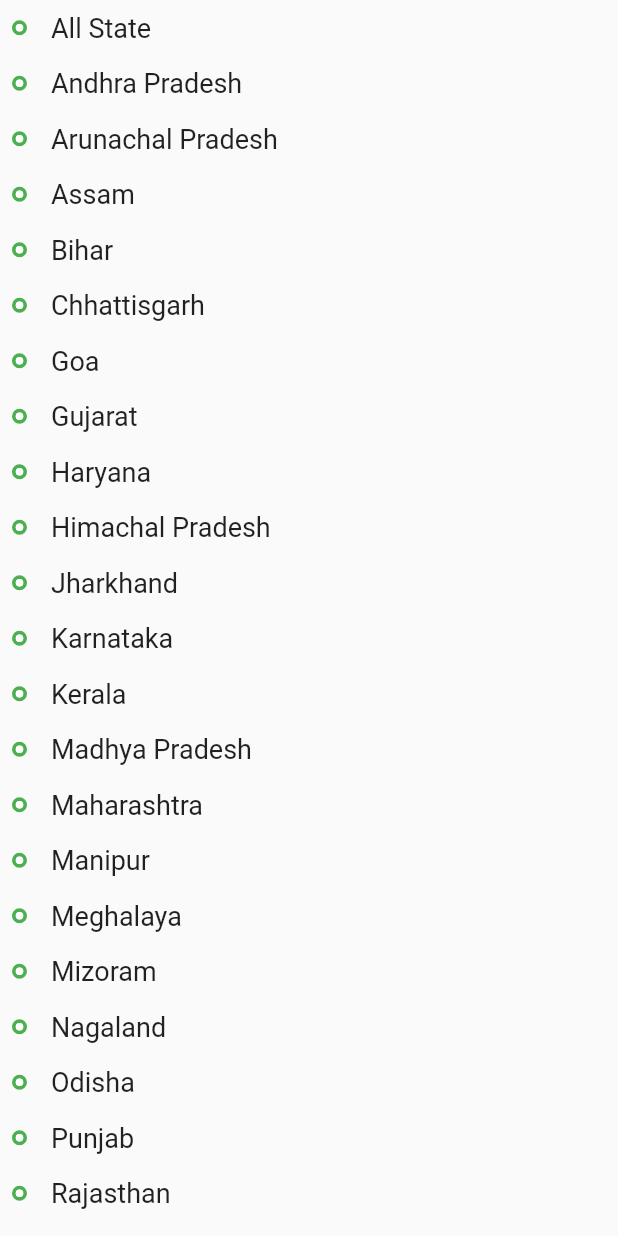
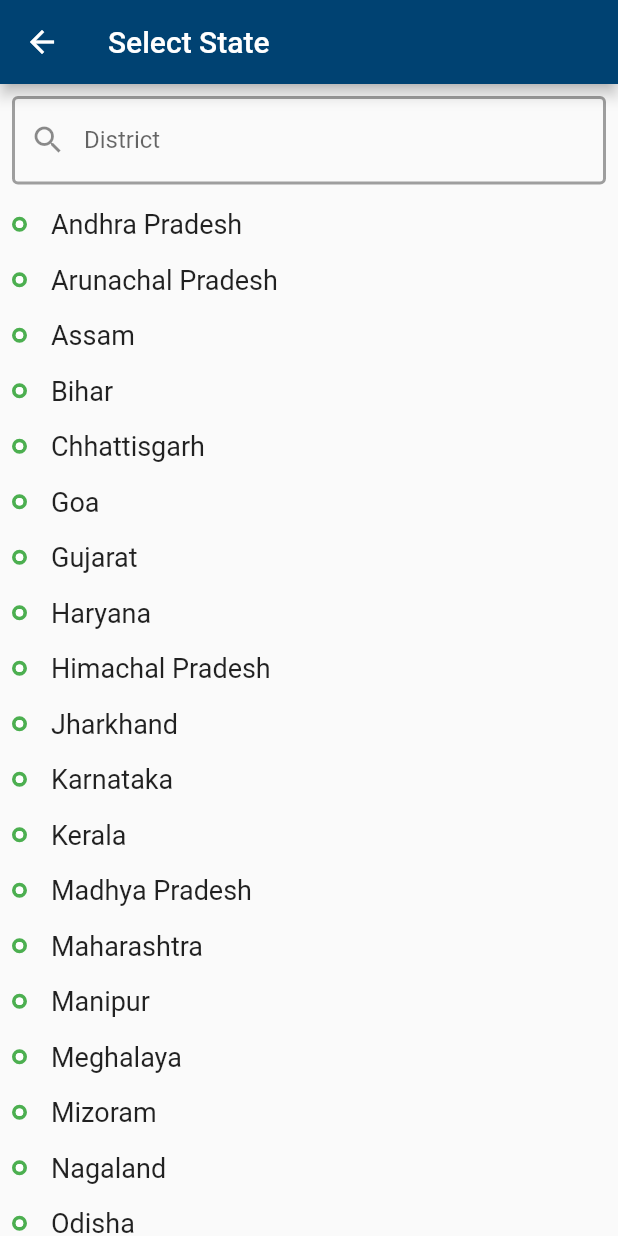
Before and after one commit to Immortal1900/covidbit, a Flutter app: the Covid19Status screen opened directly, after a tap on the "arrow drop down" icon, on a phone screen of 412 x 824 dp. Run offline on Flutter 3.47's test engine with Material 2 defaults, Android fonts, the phone set to English and light mode, and no system bars; our stand-ins replace cloud_firestore, dio, firebase_auth, fl_chart, flutter_svg; missing offline and left inert: flutter_sparkline; accounts and stored records are empty; network calls fail; project files that could hold a hidden picture were left out.

Commit message:
update choice

```diff
--- a/lib/CovidStatus/choiceOptions.dart
+++ /dev/null
@@ -1,57 +0,0 @@
-import 'package:flutter/material.dart';
-class ChoiceOption extends StatefulWidget {
-  @override
-  _ChoiceOptionState createState() => _ChoiceOptionState();
-}
-
-class _ChoiceOptionState extends State<ChoiceOption> {
-  List<String> stateNames=["All State","Andhra Pradesh","Arunachal Pradesh",'Assam',"Bihar","Chhattisgarh","Goa","Gujarat","Haryana","Himachal Pradesh","Jharkhand","Karnataka","Kerala","Madhya Pradesh","Maharashtra","Manipur","Meghalaya","Mizoram","Nagaland","Odisha","Punjab","Rajasthan","Sikkim","Tamil Nadu","Telangana","Tripura","Uttar Pradesh","Uttarakhand","West Bengal"];
-
-  @override
-  Widget build(BuildContext context) {
-    return Scaffold(
-      body: Container(
-      child: ListView.builder(
-          shrinkWrap: true,
-          itemCount: stateNames.length,
-          itemBuilder: (context, index) {
-            return GestureDetector(
-              child: Row(
-                mainAxisAlignment: MainAxisAlignment.start,
-                children: <Widget>[
-                  Padding(
-                    padding: const EdgeInsets.all(8.0),
-                    child: Container(
-                      decoration: BoxDecoration(
-                        borderRadius: BorderRadius.circular(5),
-                        border: Border.all(color: Colors.green,width: 2.5 ),
-                      ),
-                      child: CircleAvatar(
-                        radius: 2.5,
-                        backgroundColor: Colors.white,
-
-                      ),
-                    ),
-                  ),
-                  Padding(
-                    padding: const EdgeInsets.all(8.0),
-                    child: Text(stateNames[index],
-                      style: TextStyle(
-                          fontSize: 18.0
-                      ),
-
-                    ),
-                  ),
-                ],
-              ),
-              onTap: (){
-                print(stateNames[index]);
-                Navigator.of(context).pop();
-              },
-            );
-          }
-
-      ),),
-    );
-  }
-}
--- /dev/null
+++ b/lib/CovidStatus/choiceState.dart
@@ -0,0 +1,130 @@
+
+import 'package:flutter/material.dart';
+class ChoiceState extends StatefulWidget {
+
+  @override
+  _ChoiceStateState createState() => _ChoiceStateState();
+}
+
+class _ChoiceStateState extends State<ChoiceState> {
+  List<String> stateNames=["Andhra Pradesh","Arunachal Pradesh",'Assam',"Bihar","Chhattisgarh","Goa","Gujarat","Haryana","Himachal Pradesh","Jharkhand","Karnataka","Kerala","Madhya Pradesh","Maharashtra","Manipur","Meghalaya","Mizoram","Nagaland","Odisha","Punjab","Rajasthan","Sikkim","Tamil Nadu","Telangana","Tripura","Uttar Pradesh","Uttarakhand","West Bengal"];
+  List<String>stateiteam=[];
+  int stateListCount;
+  @override
+  void initState() {
+    // TODO: implement initState
+    stateiteam.addAll(stateNames);
+    stateListCount=stateiteam.length;
+    super.initState();
+  }
+
+  @override
+  Widget build(BuildContext context) {
+    return Scaffold(
+      appBar: AppBar(
+        title: Text("Select State"),
+        backgroundColor: Color(0xFF004272),
+      ),
+      body: Container(
+      child: Column(
+        children: <Widget>[
+          Padding(
+            padding: const EdgeInsets.all(8.0),
+            child: TextField(
+              //controller: _distController,
+              onChanged: (value) {
+                searchdistlist(value);
+              },
+              //controller: editingController,
+              decoration: InputDecoration(
+                prefixIcon: Icon(Icons.search),
+                enabledBorder: OutlineInputBorder(
+                  borderSide: BorderSide(color: Colors.grey, width: 2.0),
+                ),
+                focusedBorder: OutlineInputBorder(
+                  borderSide: BorderSide(color: Colors.blue, width: 2.0),
+                ),
+
+                labelText: "District",
+                hintText: "Enter State Name",
+              ),
+
+            ),
+          ),
+          Expanded(
+            child: ListView.builder(
+                shrinkWrap: true,
+                itemCount: stateListCount,
+                itemBuilder: (context, index) {
+                  return GestureDetector(
+                    child: Row(
+                      mainAxisAlignment: MainAxisAlignment.start,
+                      children: <Widget>[
+                        Padding(
+                          padding: const EdgeInsets.all(8.0),
+                          child: Container(
+                            decoration: BoxDecoration(
+                              borderRadius: BorderRadius.circular(5),
+                              border: Border.all(color: Colors.green,width: 2.5 ),
+                            ),
+                            child: CircleAvatar(
+                              radius: 2.5,
+                              backgroundColor: Colors.white,
+
+                            ),
+                          ),
+                        ),
+                        Padding(
+                          padding: const EdgeInsets.all(8.0),
+                          child: Text(stateiteam[index],
+                            style: TextStyle(
+                                fontSize: 18.0
+                            ),
+
+                          ),
+                        ),
+                      ],
+                    ),
+                    onTap: (){
+                      print(stateiteam[index]);
+                      Navigator.of(context).pop();
+                    },
+                  );
+                }
+
+            ),
+          ),
+        ],
+      ),),
+    );
+  }
+
+  void searchdistlist(String query) {
+    String takequery= query.isNotEmpty?('${query[0].toUpperCase()}${query.substring(1)}'):null;
+    print(takequery);
+    List<String> dummydistList = [];
+    dummydistList.addAll(stateNames);
+    if (query.isNotEmpty) {
+      print("enter");
+      List<String> dummyDistData = [];
+      dummydistList.forEach((item) {
+        if (item.contains(takequery)) {
+          dummyDistData.add(item);
+        }
+      });
+      setState(() {
+        stateiteam.clear();
+        stateiteam.addAll(dummyDistData);
+        stateListCount=stateiteam.length;
+      });
+      return;
+    } else {
+      setState(() {
+        print("notEnter");
+        stateiteam.clear();
+        stateiteam.addAll(stateNames);
+        stateListCount=dummydistList.length;
+      });
+    }
+  }
+}
--- a/lib/CovidStatus/covidStatus.dart
+++ b/lib/CovidStatus/covidStatus.dart
@@ -1,16 +1,14 @@
-import 'package:covid19bitdurg/CovidStatus/choiceOptions.dart';
+import 'package:covid19bitdurg/CovidStatus/choiceDistrict.dart';
+import 'package:covid19bitdurg/CovidStatus/choiceState.dart';
 import 'package:fl_chart/fl_chart.dart';
 import 'package:flutter/material.dart';
 import 'package:flutter_svg/svg.dart';
-
-
 
 
 class Covid19Status extends StatefulWidget {
   @override
   _Covid19StatusState createState() => _Covid19StatusState();
 }
-
 class _Covid19StatusState extends State<Covid19Status> {
 
   ScrollController _controller=ScrollController();
@@ -99,7 +97,7 @@ class _Covid19StatusState extends State<Covid19Status> {
                                 //choiceState()
                                Navigator.of(context).push(new MaterialPageRoute<Null>(
                                     builder: (BuildContext context){
-                                      return new ChoiceOption();
+                                      return new ChoiceState();
                                     },
                                 ));
 
@@ -382,7 +380,7 @@ class _Covid19StatusState extends State<Covid19Status> {
                             onPressed: (){
                               Navigator.of(context).push(new MaterialPageRoute<Null>(
                                 builder: (BuildContext context){
-                                  return new ChoiceOption();
+                                  return new ChoiceDistrict();
                                 },
                               ));
                             },)
--- a/lib/main.dart
+++ b/lib/main.dart
@@ -37,8 +37,8 @@ class MyApp extends StatelessWidget {
         // AdminDashboard(),
         //SubmitForm(),
         //CovidReports(),
-        //Covid19Status(),
-        StateDetail(),
+       Covid19Status(),
+        //StateDetail(),
 
       routes: <String, WidgetBuilder> {
       '/SuspectedForm': (BuildContext context) => SuspectedForm(),
```
Also changed, not shown: lib/CovidStatus/choiceDistrict.dart (added, +186 -0 lines).
